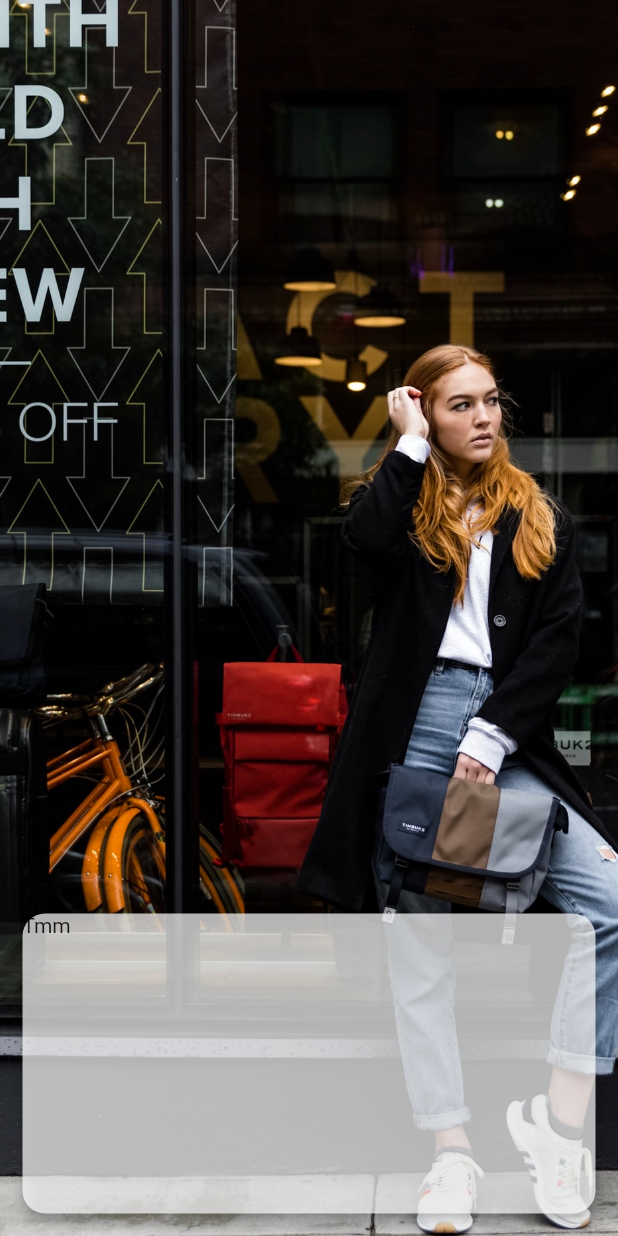
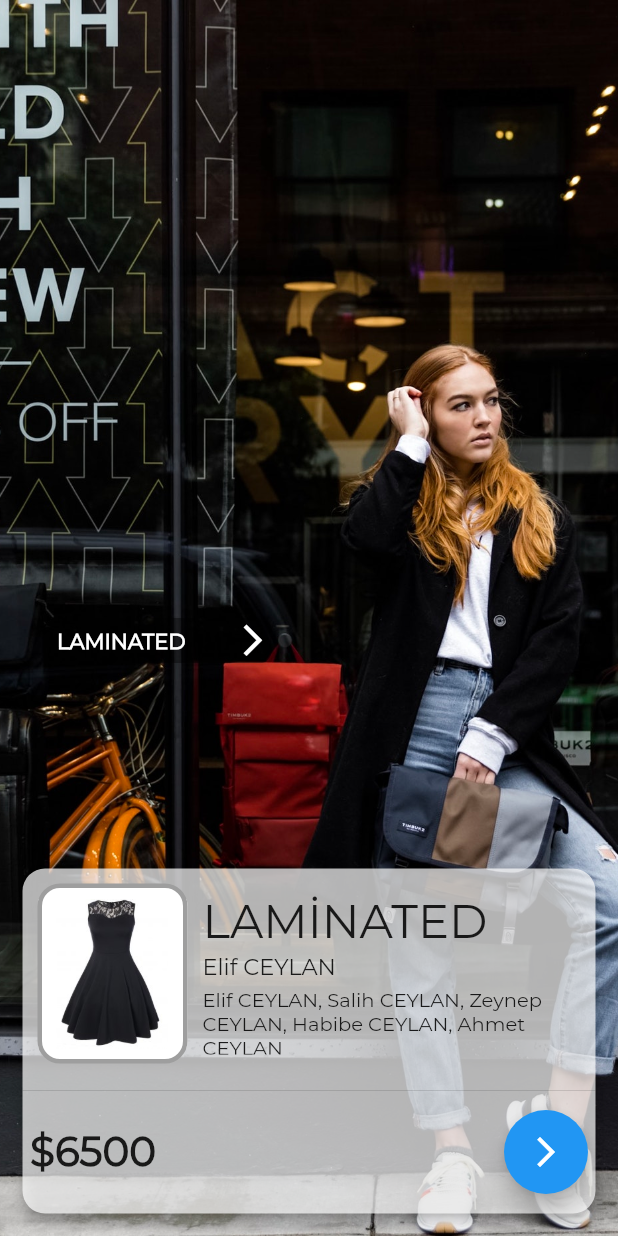
Before and after one commit to salihceylanorganization/modaapp, a Flutter app: the Detay screen opened directly, on a phone screen of 412 x 824 dp. Run offline on Flutter 3.47's test engine with Material 2 defaults, Android fonts, the phone set to English and light mode, and no system bars.

Commit message:
Moda Uygulaması

```diff
--- a/lib/detay.dart
+++ b/lib/detay.dart
@@ -1,3 +1,4 @@
+import 'package:flutter/cupertino.dart';
 import 'package:flutter/material.dart';
 
 class Detay extends StatefulWidget {
@@ -31,13 +32,109 @@ class _DetayState extends State<Detay> {
             right: 15,
             child: Material(
               borderRadius: BorderRadius.circular(15),
-              color:Colors.white.withOpacity(0.7) ,
+              color: Colors.white.withOpacity(0.7),
               elevation: 4,
               child: Container(
                 width: 300,
-                height: 200,
-                child: Text("Tmm"),
-
+                height: 230,
+                child: Column(
+                  crossAxisAlignment: CrossAxisAlignment.start,
+                  children: [
+                    Row(
+                      children: [
+                        Padding(
+                          padding: EdgeInsets.all(10),
+                          child: Container(
+                            width: 100,
+                            height: 120,
+                            decoration: BoxDecoration(
+                              color: Colors.white,
+                              border: Border.all(color: Colors.grey, width: 3),
+                              borderRadius: BorderRadius.circular(15),
+                              image: DecorationImage(
+                                image: AssetImage("assets/dress.jpg"),
+                                fit: BoxFit.contain,
+                              ),
+                            ),
+                          ),
+                        ),
+                        Column(
+                          crossAxisAlignment: CrossAxisAlignment.start,
+                          children: [
+                            Text("LAMİNATED",
+                                style: TextStyle(
+                                    fontSize: 31, fontFamily: 'Montserrat')),
+                            SizedBox(height: 2),
+                            Text("Elif CEYLAN",
+                                style: TextStyle(
+                                    fontSize: 15, fontFamily: 'Montserrat')),
+                            SizedBox(height: 5),
+                            Container(
+                              width: MediaQuery.of(context).size.width - 170,
+                              height: 45,
+                              child: Text(
+                                "Elif CEYLAN, Salih CEYLAN, Zeynep CEYLAN, Habibe CEYLAN, Ahmet CEYLAN",
+                                style: TextStyle(
+                                    fontSize: 13, fontFamily: 'Montserrat'),
+                                textAlign: TextAlign.left,
+                              ),
+                            ),
+                          ],
+                        ),
+                      ],
+                    ),
+                    Divider(),
+                    Padding(
+                      padding: const EdgeInsets.all(5.0),
+                      child: Row(
+                        mainAxisAlignment: MainAxisAlignment.spaceBetween,
+                        children: [
+                          Text(
+                            "\$6500",
+                            style: TextStyle(
+                                fontSize: 27,
+                                fontFamily: 'Montserrat',
+                                fontWeight: FontWeight.bold),
+                          ),
+                          FloatingActionButton(
+                            onPressed: () {},
+                            child: Icon(Icons.arrow_forward_ios,
+                                color: Colors.white),
+                          ),
+                        ],
+                      ),
+                    )
+                  ],
+                ),
+              ),
+            ),
+          ),
+          Positioned(
+            top: MediaQuery.of(context).size.height / 2,
+            left: 31,
+            child: Container(
+              height: 30,
+              width: 150,
+              decoration: BoxDecoration(
+                  color: Colors.black.withOpacity(0.4),
+                  borderRadius: BorderRadius.circular(8)),
+              child: Row(
+                mainAxisAlignment: MainAxisAlignment.spaceBetween,
+                children: [
+                  Padding(
+                    padding: EdgeInsets.only(left: 7),
+                    child: Center(
+                      child: Text(
+                        "LAMINATED",
+                        style: TextStyle(
+                            fontFamily: 'Montserrat',
+                            color: Colors.white,
+                            fontWeight: FontWeight.bold),
+                      ),
+                    ),
+                  ),
+                  Icon(Icons.arrow_forward_ios, size: 25, color: Colors.white),
+                ],
               ),
             ),
           ),
--- a/lib/main.dart
+++ b/lib/main.dart
@@ -1,6 +1,5 @@
 import 'package:flutter/cupertino.dart';
 import 'package:flutter/material.dart';
-
 import 'detay.dart';
 
 void main() {
```
